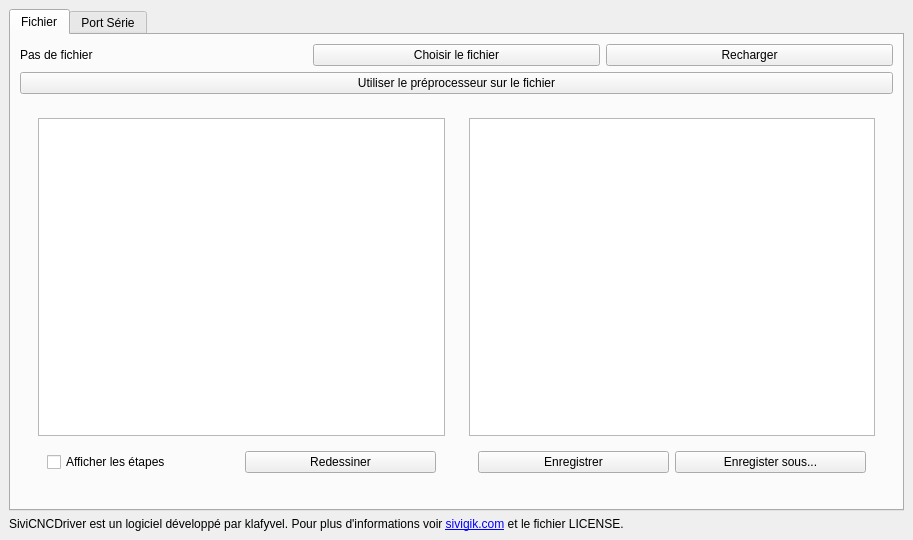
The window that interface/main_window.ui (Klafyvel/SiviCNCDriver) describes before a commit, drawn with Qt 5.
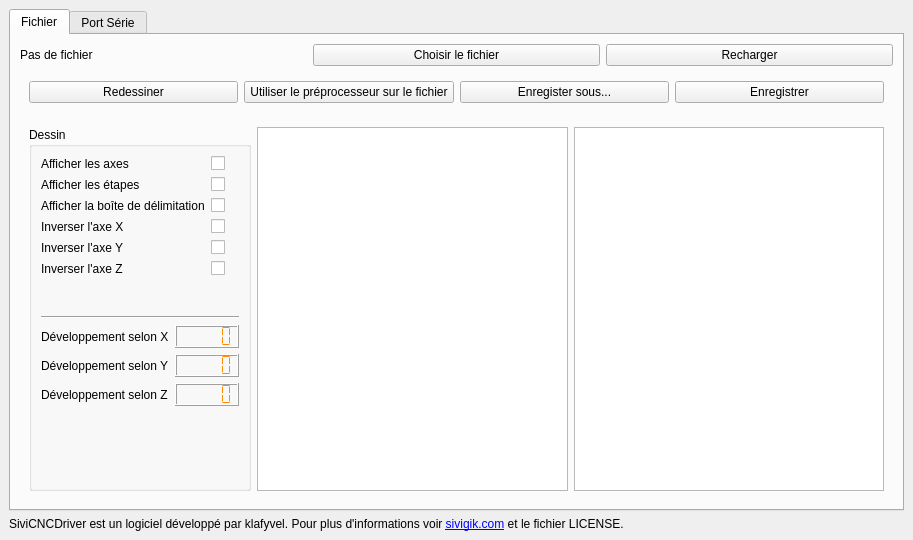
The same window after the commit. Icons and pictures are not drawn.

Commit message: Interface des fichiers.

```diff
--- a/interface/main_window.ui
+++ b/interface/main_window.ui
@@ -69,96 +69,215 @@
          </layout>
         </item>
         <item>
-         <widget class="QPushButton" name="btn_preprocessor">
-          <property name="text">
-           <string>Utiliser le préprocesseur sur le fichier</string>
-          </property>
-          <property name="icon">
-           <iconset>
-            <normaloff>rc/work.png</normaloff>rc/work.png</iconset>
-          </property>
+         <widget class="QWidget" name="widget" native="true">
+          <layout class="QHBoxLayout" name="horizontalLayout_3">
+           <item>
+            <widget class="QPushButton" name="redraw">
+             <property name="text">
+              <string>Redessiner</string>
+             </property>
+             <property name="icon">
+              <iconset>
+               <normaloff>rc/writing.png</normaloff>rc/writing.png</iconset>
+             </property>
+            </widget>
+           </item>
+           <item>
+            <widget class="QPushButton" name="btn_preprocessor">
+             <property name="text">
+              <string>Utiliser le préprocesseur sur le fichier</string>
+             </property>
+             <property name="icon">
+              <iconset>
+               <normaloff>rc/work.png</normaloff>rc/work.png</iconset>
+             </property>
+            </widget>
+           </item>
+           <item>
+            <widget class="QPushButton" name="btn_save_as">
+             <property name="text">
+              <string>Enregister sous...</string>
+             </property>
+             <property name="icon">
+              <iconset>
+               <normaloff>rc/save.png</normaloff>rc/save.png</iconset>
+             </property>
+            </widget>
+           </item>
+           <item>
+            <widget class="QPushButton" name="btn_save_file">
+             <property name="text">
+              <string>Enregistrer</string>
+             </property>
+             <property name="icon">
+              <iconset>
+               <normaloff>rc/save.png</normaloff>rc/save.png</iconset>
+             </property>
+            </widget>
+           </item>
+          </layout>
          </widget>
         </item>
         <item>
          <widget class="QWidget" name="widget_2" native="true">
           <layout class="QHBoxLayout" name="horizontalLayout_5">
            <item>
-            <widget class="QWidget" name="widget" native="true">
-             <layout class="QVBoxLayout" name="verticalLayout_5">
-              <item>
-               <widget class="QGraphicsView" name="fileview">
-                <property name="sizeAdjustPolicy">
-                 <enum>QAbstractScrollArea::AdjustToContents</enum>
-                </property>
-                <property name="dragMode">
-                 <enum>QGraphicsView::ScrollHandDrag</enum>
-                </property>
-               </widget>
-              </item>
-              <item>
-               <widget class="QWidget" name="widget_5" native="true">
-                <layout class="QHBoxLayout" name="horizontalLayout_8">
-                 <item>
-                  <widget class="QCheckBox" name="display_draw_steps">
-                   <property name="text">
-                    <string>Afficher les étapes</string>
-                   </property>
-                  </widget>
-                 </item>
-                 <item>
-                  <widget class="QPushButton" name="redraw">
-                   <property name="text">
-                    <string>Redessiner</string>
-                   </property>
-                   <property name="icon">
-                    <iconset>
-                     <normaloff>rc/writing.png</normaloff>rc/writing.png</iconset>
-                   </property>
-                  </widget>
-                 </item>
-                </layout>
-               </widget>
-              </item>
-             </layout>
-            </widget>
-           </item>
-           <item>
-            <widget class="QWidget" name="widget_3" native="true">
+            <widget class="QGroupBox" name="groupBox_5">
+             <property name="title">
+              <string>Dessin</string>
+             </property>
              <layout class="QVBoxLayout" name="verticalLayout">
               <item>
-               <widget class="QTextEdit" name="code_edit"/>
+               <layout class="QFormLayout" name="formLayout_4">
+                <item row="0" column="0">
+                 <widget class="QLabel" name="afficherLesAxesLabel">
+                  <property name="text">
+                   <string>Afficher les axes</string>
+                  </property>
+                 </widget>
+                </item>
+                <item row="0" column="1">
+                 <widget class="QCheckBox" name="display_axis"/>
+                </item>
+                <item row="1" column="0">
+                 <widget class="QLabel" name="afficherLesTapesLabel">
+                  <property name="text">
+                   <string>Afficher les étapes</string>
+                  </property>
+                 </widget>
+                </item>
+                <item row="1" column="1">
+                 <widget class="QCheckBox" name="display_draw_steps"/>
+                </item>
+                <item row="2" column="0">
+                 <widget class="QLabel" name="afficherLaBoTeDeDLimitationLabel">
+                  <property name="text">
+                   <string>Afficher la boîte de délimitation</string>
+                  </property>
+                 </widget>
+                </item>
+                <item row="2" column="1">
+                 <widget class="QCheckBox" name="display_bounding_box"/>
+                </item>
+                <item row="3" column="0">
+                 <widget class="QLabel" name="inverserLAxeXLabel">
+                  <property name="text">
+                   <string>Inverser l'axe X</string>
+                  </property>
+                 </widget>
+                </item>
+                <item row="3" column="1">
+                 <widget class="QCheckBox" name="reverse_display_x"/>
+                </item>
+                <item row="4" column="0">
+                 <widget class="QLabel" name="inverserLAxeYLabel">
+                  <property name="text">
+                   <string>Inverser l'axe Y</string>
+                  </property>
+                 </widget>
+                </item>
+                <item row="4" column="1">
+                 <widget class="QCheckBox" name="reverse_display_y"/>
+                </item>
+                <item row="5" column="0">
+                 <widget class="QLabel" name="inverserLAxeZLabel">
+                  <property name="text">
+                   <string>Inverser l'axe Z</string>
+                  </property>
+                 </widget>
+                </item>
+                <item row="5" column="1">
+                 <widget class="QCheckBox" name="reverse_display_z"/>
+                </item>
+               </layout>
               </item>
               <item>
-               <widget class="QWidget" name="widget_4" native="true">
-                <layout class="QHBoxLayout" name="horizontalLayout_7">
-                 <item>
-                  <widget class="QPushButton" name="btn_save_file">
-                   <property name="text">
-                    <string>Enregistrer</string>
-                   </property>
-                   <property name="icon">
-                    <iconset>
-                     <normaloff>rc/save.png</normaloff>rc/save.png</iconset>
-                   </property>
-                  </widget>
-                 </item>
-                 <item>
-                  <widget class="QPushButton" name="btn_save_as">
-                   <property name="text">
-                    <string>Enregister sous...</string>
-                   </property>
-                   <property name="icon">
-                    <iconset>
-                     <normaloff>rc/save.png</normaloff>rc/save.png</iconset>
-                   </property>
-                  </widget>
-                 </item>
-                </layout>
+               <widget class="Line" name="line">
+                <property name="orientation">
+                 <enum>Qt::Horizontal</enum>
+                </property>
                </widget>
               </item>
+              <item>
+               <layout class="QFormLayout" name="formLayout_5">
+                <item row="0" column="0">
+                 <widget class="QLabel" name="label_5">
+                  <property name="text">
+                   <string>Développement selon X</string>
+                  </property>
+                 </widget>
+                </item>
+                <item row="0" column="1">
+                 <widget class="QLCDNumber" name="space_x">
+                  <property name="styleSheet">
+                   <string notr="true">color:DarkOrange;</string>
+                  </property>
+                  <property name="segmentStyle">
+                   <enum>QLCDNumber::Flat</enum>
+                  </property>
+                  <property name="value" stdset="0">
+                   <double>0.000000000000000</double>
+                  </property>
+                 </widget>
+                </item>
+                <item row="1" column="0">
+                 <widget class="QLabel" name="label_11">
+                  <property name="text">
+                   <string>Développement selon Y</string>
+                  </property>
+                 </widget>
+                </item>
+                <item row="1" column="1">
+                 <widget class="QLCDNumber" name="space_y">
+                  <property name="styleSheet">
+                   <string notr="true">color:DarkOrange;</string>
+                  </property>
+                  <property name="lineWidth">
+                   <number>1</number>
+                  </property>
+                  <property name="segmentStyle">
+                   <enum>QLCDNumber::Flat</enum>
+                  </property>
+                 </widget>
+                </item>
+                <item row="2" column="0">
+                 <widget class="QLabel" name="label_12">
+                  <property name="text">
+                   <string>Développement selon Z</string>
+                  </property>
+                 </widget>
+                </item>
+                <item row="2" column="1">
+                 <widget class="QLCDNumber" name="space_z">
+                  <property name="styleSheet">
+                   <string notr="true">color:DarkOrange;</string>
+                  </property>
+                  <property name="smallDecimalPoint">
+                   <bool>false</bool>
+                  </property>
+                  <property name="segmentStyle">
+                   <enum>QLCDNumber::Flat</enum>
+                  </property>
+                 </widget>
+                </item>
+               </layout>
+              </item>
              </layout>
             </widget>
            </item>
+           <item>
+            <widget class="QGraphicsView" name="fileview">
+             <property name="sizeAdjustPolicy">
+              <enum>QAbstractScrollArea::AdjustToContents</enum>
+             </property>
+             <property name="dragMode">
+              <enum>QGraphicsView::ScrollHandDrag</enum>
+             </property>
+            </widget>
+           </item>
+           <item>
+            <widget class="QTextEdit" name="code_edit"/>
+           </item>
           </layout>
          </widget>
         </item>
```
The commit also changes 2 other files.
